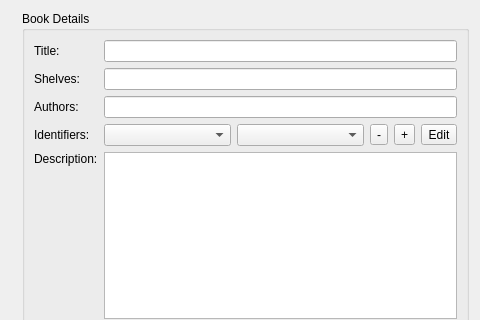
Qt form src/book_editor.ui (chrmorais/aranduka) before a commit; both pictures show x 123 to 603 and y 0 to 320 of the 603 by 564 pixel window.
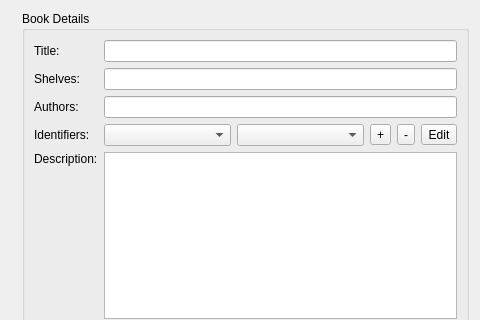
The same form after that commit. Icons and pictures are not drawn.

Commit message: Intercambiado lugar de botones de agregar y quitar id

Patch:
```diff
--- a/src/book_editor.ui
+++ b/src/book_editor.ui
@@ -86,16 +86,16 @@
            <widget class="QComboBox" name="id_values"/>
           </item>
           <item>
-           <widget class="QToolButton" name="remove_id">
+           <widget class="QToolButton" name="add_id">
             <property name="text">
-             <string>-</string>
+             <string>+</string>
             </property>
            </widget>
           </item>
           <item>
-           <widget class="QToolButton" name="add_id">
+           <widget class="QToolButton" name="remove_id">
             <property name="text">
-             <string>+</string>
+             <string>-</string>
             </property>
            </widget>
           </item>
```
